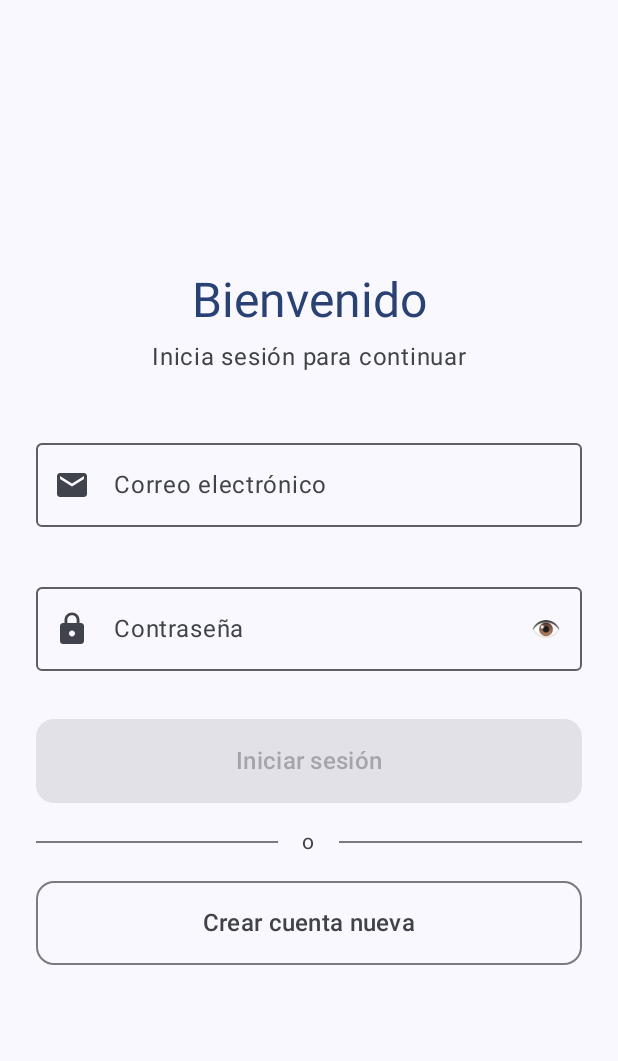
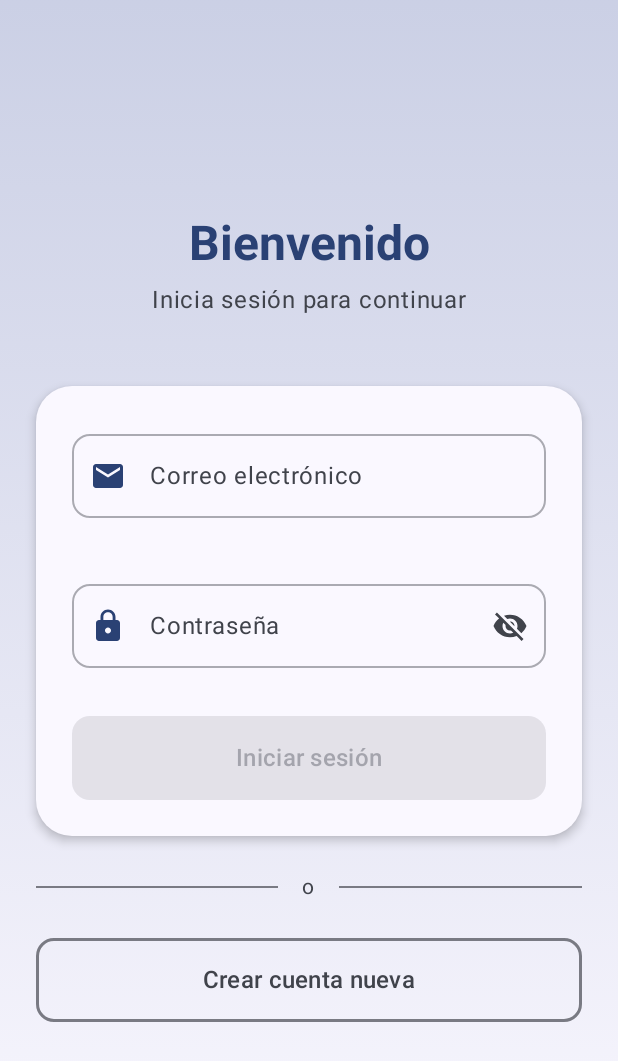
Before and after one commit to droicer/appRondas, an Android app built with Jetpack Compose: the screen it shows after launch (MainActivity), on a phone screen of 412 x 824 dp. Shown: the top 1061 px of the screen. Run offline under Robolectric (Android 15) with nearby library versions, the phone set to English and light mode, and no system bars; our stand-ins replace Firebase (no records; nobody signed in at launch, a user with empty details on screens opened directly).

```diff
--- a/app/src/main/java/com/ronda/rondacajamarcaapp/auth/AuthScreens.kt
+++ b/app/src/main/java/com/ronda/rondacajamarcaapp/auth/AuthScreens.kt
@@ -1,22 +1,32 @@
+// File: app/src/main/java/com/ronda/rondacajamarcaapp/auth/AuthScreen.kt
 package com.ronda.rondacajamarcaapp.auth
 
+import android.util.Log
+import androidx.compose.foundation.background
 import androidx.compose.foundation.layout.*
+import androidx.compose.foundation.shape.RoundedCornerShape
 import androidx.compose.foundation.text.KeyboardActions
 import androidx.compose.foundation.text.KeyboardOptions
 import androidx.compose.material.icons.Icons
 import androidx.compose.material.icons.filled.Email
 import androidx.compose.material.icons.filled.Lock
+import androidx.compose.material.icons.filled.Visibility
+import androidx.compose.material.icons.filled.VisibilityOff
 import androidx.compose.material3.*
 import androidx.compose.runtime.*
 import androidx.compose.ui.Alignment
 import androidx.compose.ui.Modifier
+import androidx.compose.ui.draw.clip
 import androidx.compose.ui.focus.FocusDirection
+import androidx.compose.ui.graphics.Brush
 import androidx.compose.ui.platform.LocalFocusManager
+import androidx.compose.ui.text.font.FontWeight
 import androidx.compose.ui.text.input.ImeAction
 import androidx.compose.ui.text.input.KeyboardType
 import androidx.compose.ui.text.input.PasswordVisualTransformation
 import androidx.compose.ui.text.input.VisualTransformation
 import androidx.compose.ui.unit.dp
+import androidx.lifecycle.viewModelScope
 import kotlinx.coroutines.launch
 
 @Composable
@@ -30,54 +40,74 @@ fun AuthScreen(
     var passwordVisible by remember { mutableStateOf(false) }
     var error by remember { mutableStateOf<String?>(null) }
     var isLoading by remember { mutableStateOf(false) }
-
     val scope = rememberCoroutineScope()
     val focusManager = LocalFocusManager.current
 
-    // Validaciones
     val isEmailValid = email.isEmpty() || android.util.Patterns.EMAIL_ADDRESS.matcher(email).matches()
     val isFormValid = email.isNotBlank() && password.isNotBlank() && isEmailValid
 
-    Surface(
-        modifier = Modifier.fillMaxSize(),
-        color = MaterialTheme.colorScheme.background
+    Box(
+        modifier = Modifier
+            .fillMaxSize()
+            .background(
+                Brush.verticalGradient(
+                    colors = listOf(
+                        MaterialTheme.colorScheme.primaryContainer.copy(alpha = 0.3f),
+                        MaterialTheme.colorScheme.background
+                    )
+                )
+            )
     ) {
         Column(
             modifier = Modifier
                 .fillMaxSize()
-                .padding(24.dp),
+                .padding(horizontal = 24.dp),
             horizontalAlignment = Alignment.CenterHorizontally,
             verticalArrangement = Arrangement.Center
         ) {
-            // Header
+            // Header con diseño mejorado
+            Column(
+                horizontalAlignment = Alignment.CenterHorizontally,
+                modifier = Modifier.padding(bottom = 48.dp)
+            ) {
                 Text(
-                text = "Bienvenido",
-                style = MaterialTheme.typography.headlineLarge,
+                    "Bienvenido",
+                    style = MaterialTheme.typography.headlineLarge.copy(
+                        fontWeight = FontWeight.Bold
+                    ),
                     color = MaterialTheme.colorScheme.primary
                 )
-
                 Spacer(modifier = Modifier.height(8.dp))
-
                 Text(
-                text = "Inicia sesión para continuar",
+                    "Inicia sesión para continuar",
                     style = MaterialTheme.typography.bodyLarge,
                     color = MaterialTheme.colorScheme.onSurfaceVariant
                 )
+            }
 
-            Spacer(modifier = Modifier.height(40.dp))
-
-            // Email Field
+            // Card contenedor del formulario
+            Card(
+                modifier = Modifier.fillMaxWidth(),
+                shape = RoundedCornerShape(24.dp),
+                elevation = CardDefaults.cardElevation(defaultElevation = 4.dp),
+                colors = CardDefaults.cardColors(
+                    containerColor = MaterialTheme.colorScheme.surface
+                )
+            ) {
+                Column(
+                    modifier = Modifier.padding(24.dp),
+                    horizontalAlignment = Alignment.CenterHorizontally
+                ) {
+                    // EMAIL
                     OutlinedTextField(
                         value = email,
-                onValueChange = {
-                    email = it
-                    error = null
-                },
+                        onValueChange = { email = it; error = null },
                         label = { Text("Correo electrónico") },
                         leadingIcon = {
                             Icon(
-                        imageVector = Icons.Default.Email,
-                        contentDescription = "Email"
+                                Icons.Default.Email,
+                                contentDescription = "Email",
+                                tint = MaterialTheme.colorScheme.primary
                             )
                         },
                         keyboardOptions = KeyboardOptions(
@@ -91,102 +121,113 @@ fun AuthScreen(
                         isError = !isEmailValid,
                         supportingText = {
                             if (!isEmailValid) {
-                        Text("Ingresa un correo válido")
+                                Text(
+                                    "Ingresa un correo válido",
+                                    color = MaterialTheme.colorScheme.error
+                                )
                             }
                         },
                         modifier = Modifier.fillMaxWidth(),
-                enabled = !isLoading
+                        enabled = !isLoading,
+                        shape = RoundedCornerShape(12.dp),
+                        colors = OutlinedTextFieldDefaults.colors(
+                            focusedBorderColor = MaterialTheme.colorScheme.primary,
+                            unfocusedBorderColor = MaterialTheme.colorScheme.outline.copy(alpha = 0.5f)
+                        )
                     )
 
-            Spacer(modifier = Modifier.height(16.dp))
+                    Spacer(modifier = Modifier.height(20.dp))
 
-            // Password Field
+                    // PASSWORD
                     OutlinedTextField(
                         value = password,
-                onValueChange = {
-                    password = it
-                    error = null
-                },
+                        onValueChange = { password = it; error = null },
                         label = { Text("Contraseña") },
                         leadingIcon = {
                             Icon(
-                        imageVector = Icons.Default.Lock,
-                        contentDescription = "Contraseña"
+                                Icons.Default.Lock,
+                                contentDescription = "Contraseña",
+                                tint = MaterialTheme.colorScheme.primary
                             )
                         },
                         trailingIcon = {
                             IconButton(onClick = { passwordVisible = !passwordVisible }) {
-                        Text(
-                            text = if (passwordVisible) "👁️" else "👁",
-                            style = MaterialTheme.typography.titleMedium
+                                Icon(
+                                    imageVector = if (passwordVisible) Icons.Default.Visibility else Icons.Default.VisibilityOff,
+                                    contentDescription = if (passwordVisible) "Ocultar contraseña" else "Mostrar contraseña",
+                                    tint = MaterialTheme.colorScheme.onSurfaceVariant
                                 )
                             }
                         },
-                visualTransformation = if (passwordVisible)
-                    VisualTransformation.None
-                else
-                    PasswordVisualTransformation(),
+                        visualTransformation = if (passwordVisible) VisualTransformation.None else PasswordVisualTransformation(),
                         keyboardOptions = KeyboardOptions(
                             keyboardType = KeyboardType.Password,
                             imeAction = ImeAction.Done
                         ),
                         keyboardActions = KeyboardActions(
-                    onDone = {
+                            onDone = { focusManager.clearFocus() }
+                        ),
+                        singleLine = true,
+                        modifier = Modifier.fillMaxWidth(),
+                        enabled = !isLoading,
+                        shape = RoundedCornerShape(12.dp),
+                        colors = OutlinedTextFieldDefaults.colors(
+                            focusedBorderColor = MaterialTheme.colorScheme.primary,
+                            unfocusedBorderColor = MaterialTheme.colorScheme.outline.copy(alpha = 0.5f)
+                        )
+                    )
+
+                    // ERROR MESSAGE
+                    error?.let {
+                        Spacer(modifier = Modifier.height(16.dp))
+                        Card(
+                            modifier = Modifier.fillMaxWidth(),
+                            colors = CardDefaults.cardColors(
+                                containerColor = MaterialTheme.colorScheme.errorContainer
+                            ),
+                            shape = RoundedCornerShape(12.dp)
+                        ) {
+                            Row(
+                                modifier = Modifier.padding(16.dp),
+                                verticalAlignment = Alignment.CenterVertically
+                            ) {
+                                Icon(
+                                    Icons.Default.Lock,
+                                    contentDescription = null,
+                                    tint = MaterialTheme.colorScheme.error,
+                                    modifier = Modifier.size(20.dp)
+                                )
+                                Spacer(modifier = Modifier.width(12.dp))
+                                Text(
+                                    it,
+                                    color = MaterialTheme.colorScheme.onErrorContainer,
+                                    style = MaterialTheme.typography.bodyMedium
+                                )
+                            }
+                        }
+                    }
+
+                    Spacer(modifier = Modifier.height(32.dp))
+
+                    // BOTÓN LOGIN
+                    Button(
+                        onClick = {
+                            if (!isFormValid || isLoading) return@Button
                             focusManager.clearFocus()
-                        if (isFormValid && !isLoading) {
-                            scope.launch {
+                            authVM.viewModelScope.launch {
                                 isLoading = true
+                                try {
                                     val user = authVM.login(email, password)
-                                isLoading = false
                                     if (user != null) {
                                         onLoginSuccess(user)
                                     } else {
                                         error = "Credenciales incorrectas"
                                     }
-                            }
-                        }
-                    }
-                ),
-                singleLine = true,
-                modifier = Modifier.fillMaxWidth(),
-                enabled = !isLoading
-            )
-
-            Spacer(modifier = Modifier.height(8.dp))
-
-            // Error Message
-            if (error != null) {
-                Card(
-                    modifier = Modifier
-                        .fillMaxWidth()
-                        .padding(vertical = 8.dp),
-                    colors = CardDefaults.cardColors(
-                        containerColor = MaterialTheme.colorScheme.errorContainer
-                    )
-                ) {
-                    Text(
-                        text = error!!,
-                        color = MaterialTheme.colorScheme.onErrorContainer,
-                        style = MaterialTheme.typography.bodyMedium,
-                        modifier = Modifier.padding(12.dp)
-                    )
-                }
-            }
-
-            Spacer(modifier = Modifier.height(24.dp))
-
-            // Login Button
-            Button(
-                onClick = {
-                    focusManager.clearFocus()
-                    scope.launch {
-                        isLoading = true
-                        val user = authVM.login(email, password)
+                                } catch (e: Exception) {
+                                    Log.e("LOGIN", "Error real", e)
+                                    error = "Error de conexión"
+                                } finally {
                                     isLoading = false
-                        if (user != null) {
-                            onLoginSuccess(user)
-                        } else {
-                            error = "Credenciales incorrectas. Verifica tus datos."
                                 }
                             }
                         },
@@ -194,7 +235,11 @@ fun AuthScreen(
                             .fillMaxWidth()
                             .height(56.dp),
                         enabled = isFormValid && !isLoading,
-                shape = MaterialTheme.shapes.medium
+                        shape = RoundedCornerShape(12.dp),
+                        elevation = ButtonDefaults.buttonElevation(
+                            defaultElevation = 2.dp,
+                            pressedElevation = 6.dp
+                        )
                     ) {
                         if (isLoading) {
                             CircularProgressIndicator(
@@ -204,43 +249,58 @@ fun AuthScreen(
                             )
                         } else {
                             Text(
-                        text = "Iniciar sesión",
-                        style = MaterialTheme.typography.titleMedium
+                                "Iniciar sesión",
+                                style = MaterialTheme.typography.titleMedium.copy(
+                                    fontWeight = FontWeight.SemiBold
+                                )
                             )
                         }
                     }
+                }
+            }
 
-            Spacer(modifier = Modifier.height(16.dp))
+            Spacer(modifier = Modifier.height(24.dp))
 
-            // Divider
+            // DIVIDER CON "O"
             Row(
                 modifier = Modifier.fillMaxWidth(),
                 verticalAlignment = Alignment.CenterVertically
             ) {
-                Divider(modifier = Modifier.weight(1f))
+                Divider(
+                    modifier = Modifier.weight(1f),
+                    color = MaterialTheme.colorScheme.outlineVariant
+                )
                 Text(
-                    text = "o",
+                    "o",
                     modifier = Modifier.padding(horizontal = 16.dp),
-                    style = MaterialTheme.typography.bodyMedium,
-                    color = MaterialTheme.colorScheme.onSurfaceVariant
+                    color = MaterialTheme.colorScheme.onSurfaceVariant,
+                    style = MaterialTheme.typography.bodyMedium
                 )
-                Divider(modifier = Modifier.weight(1f))
+                Divider(
+                    modifier = Modifier.weight(1f),
+                    color = MaterialTheme.colorScheme.outlineVariant
+                )
             }
 
-            Spacer(modifier = Modifier.height(16.dp))
+            Spacer(modifier = Modifier.height(24.dp))
 
-            // Register Button
+            // BOTÓN REGISTRO
             OutlinedButton(
                 onClick = onGoToRegister,
                 modifier = Modifier
                     .fillMaxWidth()
                     .height(56.dp),
                 enabled = !isLoading,
-                shape = MaterialTheme.shapes.medium
+                shape = RoundedCornerShape(12.dp),
+                border = ButtonDefaults.outlinedButtonBorder.copy(
+                    width = 1.5.dp
+                )
             ) {
                 Text(
-                    text = "Crear cuenta nueva",
-                    style = MaterialTheme.typography.titleMedium
+                    "Crear cuenta nueva",
+                    style = MaterialTheme.typography.titleMedium.copy(
+                        fontWeight = FontWeight.Medium
+                    )
                 )
             }
         }
--- a/app/src/main/java/com/ronda/rondacajamarcaapp/auth/AuthViewModel.kt
+++ b/app/src/main/java/com/ronda/rondacajamarcaapp/auth/AuthViewModel.kt
@@ -1,4 +1,3 @@
-// File: app/src/main/java/com/ronda/rondacajamarcaapp/auth/AuthViewModel.kt
 package com.ronda.rondacajamarcaapp.auth
 
 import android.util.Log
```
Also changed, not shown: app/src/main/java/com/ronda/rondacajamarcaapp/ui/user/UserScreen.kt (+55 -11 lines), 2 other files. Lines whose indentation alone changed are shown as unchanged.
